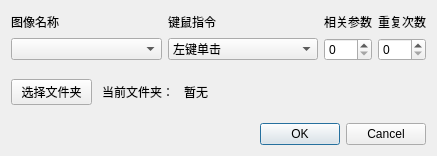
Old version of the form 窗体/add_instruction.ui in the repository FsterThanLight/Clicker.
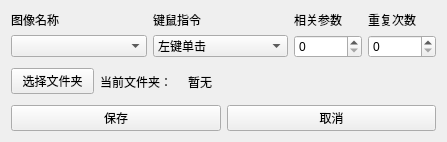
New version of the form. Icons and pictures are not drawn.

What changed in the file:
```diff
--- a/窗体/add_instruction.ui
+++ b/窗体/add_instruction.ui
@@ -1,67 +1,40 @@
 <?xml version="1.0" encoding="UTF-8"?>
 <ui version="4.0">
- <class>Dialog</class>
- <widget class="QDialog" name="Dialog">
+ <class>Form</class>
+ <widget class="QWidget" name="Form">
   <property name="geometry">
    <rect>
     <x>0</x>
     <y>0</y>
-    <width>437</width>
-    <height>156</height>
+    <width>447</width>
+    <height>142</height>
    </rect>
   </property>
   <property name="windowTitle">
    <string>添加指令</string>
   </property>
-  <layout class="QVBoxLayout" name="verticalLayout_2">
-   <item>
-    <layout class="QVBoxLayout" name="verticalLayout">
-     <item>
-      <layout class="QGridLayout" name="gridLayout" columnstretch="2,2,0,0">
-       <item row="0" column="0">
-        <widget class="QLabel" name="label">
-         <property name="text">
-          <string>图像名称</string>
-         </property>
-         <property name="alignment">
-          <set>Qt::AlignLeading|Qt::AlignLeft|Qt::AlignVCenter</set>
-         </property>
-        </widget>
-       </item>
-       <item row="0" column="1">
-        <widget class="QLabel" name="label_2">
-         <property name="text">
-          <string>键鼠指令</string>
-         </property>
-         <property name="alignment">
-          <set>Qt::AlignLeading|Qt::AlignLeft|Qt::AlignVCenter</set>
-         </property>
-        </widget>
-       </item>
-       <item row="0" column="2">
-        <widget class="QLabel" name="label_3">
-         <property name="text">
-          <string>相关参数</string>
-         </property>
-         <property name="alignment">
-          <set>Qt::AlignLeading|Qt::AlignLeft|Qt::AlignVCenter</set>
-         </property>
-        </widget>
-       </item>
-       <item row="0" column="3">
+  <property name="windowIcon">
+   <iconset resource="../images.qrc">
+    <normaloff>:/按钮图标/图标.png</normaloff>:/按钮图标/图标.png</iconset>
+  </property>
+  <layout class="QGridLayout" name="gridLayout_2">
+   <item row="0" column="0" colspan="2">
+    <layout class="QGridLayout" name="gridLayout" columnstretch="2,2,1,1">
+     <item row="0" column="3" rowspan="3">
         <widget class="QLabel" name="label_4">
          <property name="text">
           <string>重复次数</string>
          </property>
-         <property name="alignment">
-          <set>Qt::AlignLeading|Qt::AlignLeft|Qt::AlignVCenter</set>
+      </widget>
+     </item>
+     <item row="0" column="2" rowspan="3">
+      <widget class="QLabel" name="label_3">
+       <property name="text">
+        <string>相关参数</string>
          </property>
         </widget>
        </item>
-       <item row="1" column="0">
-        <widget class="QComboBox" name="comboBox"/>
-       </item>
-       <item row="1" column="1">
+     <item row="3" column="1" rowspan="2">
         <widget class="QComboBox" name="comboBox_2">
          <item>
           <property name="text">
@@ -85,18 +58,35 @@
          </item>
         </widget>
        </item>
-       <item row="1" column="2">
+     <item row="0" column="0" rowspan="3">
+      <widget class="QLabel" name="label">
+       <property name="text">
+        <string>图像名称</string>
+       </property>
+      </widget>
+     </item>
+     <item row="3" column="2" rowspan="2">
         <widget class="QSpinBox" name="spinBox"/>
        </item>
-       <item row="1" column="3">
+     <item row="3" column="0" rowspan="2">
+      <widget class="QComboBox" name="comboBox"/>
+     </item>
+     <item row="3" column="3" rowspan="2">
         <widget class="QSpinBox" name="spinBox_2"/>
        </item>
-      </layout>
-     </item>
-     <item>
+     <item row="0" column="1" rowspan="3">
+      <widget class="QLabel" name="label_2">
+       <property name="text">
+        <string>键鼠指令</string>
+       </property>
+      </widget>
+     </item>
+    </layout>
+   </item>
+   <item row="1" column="0" colspan="2">
       <layout class="QHBoxLayout" name="horizontalLayout" stretch="1,1,3">
        <item>
-        <widget class="QPushButton" name="pushButton">
+      <widget class="QPushButton" name="pushButton_3">
          <property name="text">
           <string>选择文件夹</string>
          </property>
@@ -107,9 +97,6 @@
          <property name="text">
           <string>当前文件夹：</string>
          </property>
-         <property name="alignment">
-          <set>Qt::AlignCenter</set>
-         </property>
         </widget>
        </item>
        <item>
@@ -121,12 +108,17 @@
        </item>
       </layout>
      </item>
-    </layout>
+   <item row="2" column="0">
+    <widget class="QPushButton" name="pushButton">
+     <property name="text">
+      <string>保存</string>
+     </property>
+    </widget>
    </item>
-   <item>
-    <widget class="QDialogButtonBox" name="buttonBox">
-     <property name="standardButtons">
-      <set>QDialogButtonBox::Cancel|QDialogButtonBox::Ok</set>
+   <item row="2" column="1">
+    <widget class="QPushButton" name="pushButton_2">
+     <property name="text">
+      <string>取消</string>
      </property>
     </widget>
    </item>
```
Left out of the diff: 23 changed lines with no effect on the pictures. Lines whose indentation alone changed are shown as unchanged.
